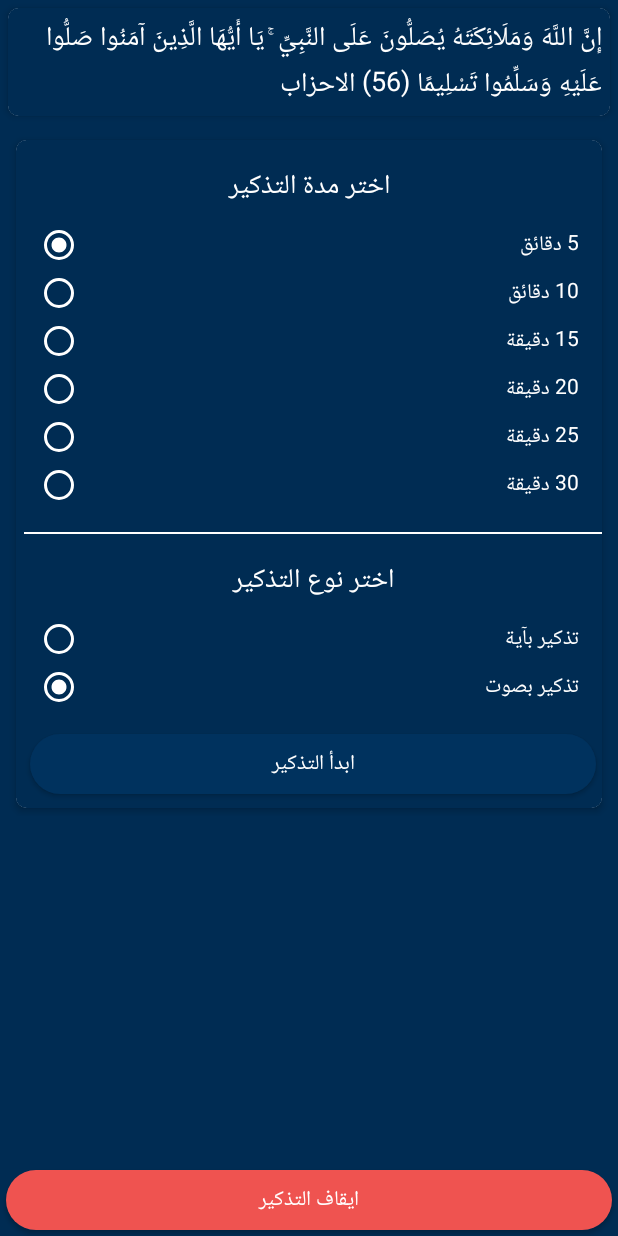
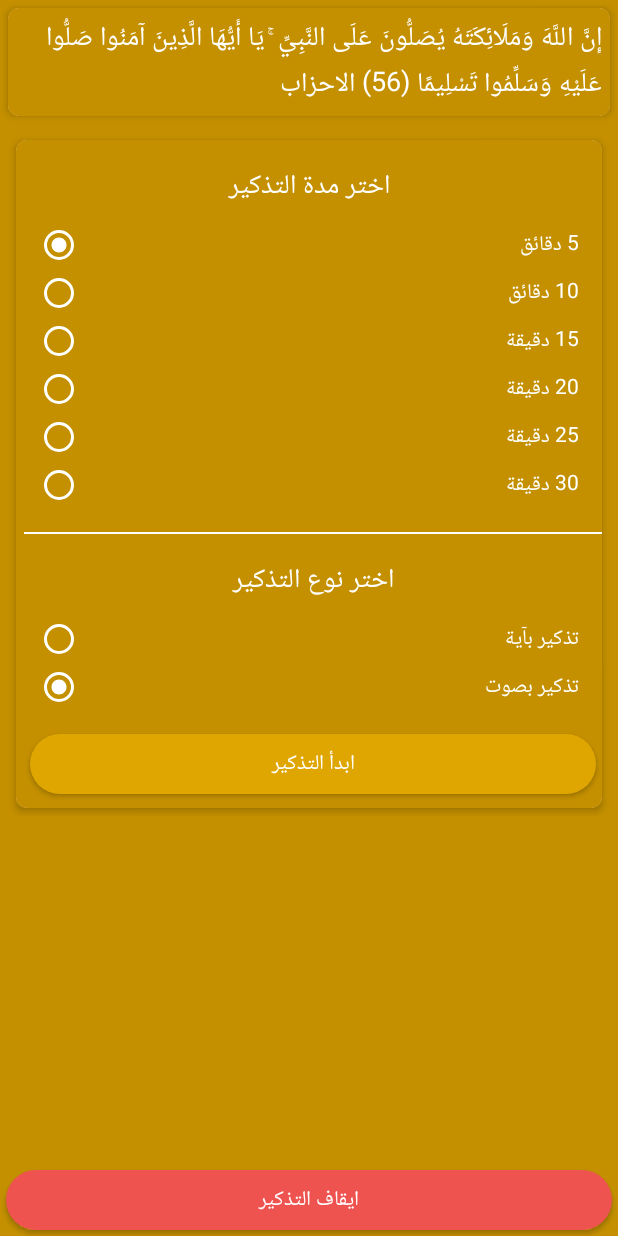
Before and after one commit to ahmedelzubair/Salluu3alayhie, an Android app: the layout activity_main.xml on its own in the app's theme, with its tools: preview values and no code run, on a phone screen of 412 x 824 dp. Run offline under Robolectric (Android 15) with nearby library versions, the phone set to English and light mode, and no system bars.

Commit message:
english translations added, app tested on old devices, color switched back to original one

```diff
--- a/app/src/main/res/layout/activity_main.xml
+++ b/app/src/main/res/layout/activity_main.xml
@@ -101,7 +101,7 @@
                                 android:layout_marginRight="@dimen/spacing_large"
                                 android:buttonTint="@color/white"
                                 android:checked="true"
-                                android:text="5 دقائق"
+                                android:text="@string/p_5_min"
                                 android:textColor="@color/white" />
 
                             <RadioButton
@@ -111,7 +111,7 @@
                                 android:layout_marginLeft="@dimen/spacing_xmedium"
                                 android:layout_marginRight="@dimen/spacing_large"
                                 android:buttonTint="@color/white"
-                                android:text="10 دقائق"
+                                android:text="@string/p_10_min"
                                 android:textColor="@color/white" />
 
                             <RadioButton
@@ -121,7 +121,7 @@
                                 android:layout_marginLeft="@dimen/spacing_xmedium"
                                 android:layout_marginRight="@dimen/spacing_large"
                                 android:buttonTint="@color/white"
-                                android:text="15 دقيقة"
+                                android:text="@string/p_15_min"
                                 android:textColor="@color/white" />
 
                             <RadioButton
@@ -131,7 +131,7 @@
                                 android:layout_marginLeft="@dimen/spacing_xmedium"
                                 android:layout_marginRight="@dimen/spacing_large"
                                 android:buttonTint="@color/white"
-                                android:text="20 دقيقة"
+                                android:text="@string/p_20_min"
                                 android:textColor="@color/white" />
 
                             <RadioButton
@@ -141,7 +141,7 @@
                                 android:layout_marginLeft="@dimen/spacing_xmedium"
                                 android:layout_marginRight="@dimen/spacing_large"
                                 android:buttonTint="@color/white"
-                                android:text="25 دقيقة"
+                                android:text="@string/p_25_min"
                                 android:textColor="@color/white" />
 
                             <RadioButton
@@ -151,7 +151,7 @@
                                 android:layout_marginLeft="@dimen/spacing_xmedium"
                                 android:layout_marginRight="@dimen/spacing_large"
                                 android:buttonTint="@color/white"
-                                android:text="30 دقيقة"
+                                android:text="@string/p_30_min"
                                 android:textColor="@color/white" />
                         </RadioGroup>
 
@@ -194,7 +194,7 @@
                                     android:layout_marginEnd="@dimen/spacing_large"
                                     android:layout_marginRight="@dimen/spacing_large"
                                     android:buttonTint="@color/white"
-                                    android:text="تذكير بآية"
+                                    android:text="@string/aya_reminder"
                                     android:textColor="@color/white" />
 
                                 <RadioButton
@@ -205,7 +205,7 @@
                                     android:layout_marginRight="@dimen/spacing_large"
                                     android:buttonTint="@color/white"
                                     android:checked="true"
-                                    android:text="تذكير بصوت"
+                                    android:text="@string/voice_reminder"
                                     android:textColor="@color/white" />
 
                             </RadioGroup>
--- a/app/src/main/res/layout/splash_screen.xml
+++ b/app/src/main/res/layout/splash_screen.xml
@@ -17,8 +17,8 @@
             android:id="@+id/imageSplashScreen"
             android:layout_width="match_parent"
             android:layout_height="wrap_content"
-            android:src="@drawable/sally"
-            android:contentDescription="TODO" />
+            android:contentDescription="TODO"
+            android:src="@drawable/sally" />
 
     </LinearLayout>
 
--- a/app/src/main/res/values/colors.xml
+++ b/app/src/main/res/values/colors.xml
@@ -1,14 +1,21 @@
 <?xml version="1.0" encoding="utf-8"?>
 <resources>
-    <color name="colorPrimary">#00325E</color>
-    <color name="colorPrimaryDark">#002C53</color>
-    <color name="colorPrimaryDoubleDark">#002647</color>
+    <color name="colorPrimary">#dfa500</color>
+    <color name="colorPrimaryDark">#c49000</color>
     <color name="colorAccent">#696566</color>
     <color name="colorFont">#252525</color>
+    <color name="colorPrimaryDoubleDark">#AF8100</color>
+
+
+    <!--    <color name="colorPrimary">#00325E</color>-->
+    <!--    <color name="colorPrimaryDark">#002C53</color>-->
+    <!--    <color name="colorPrimaryDoubleDark">#002647</color>-->
+    <!--    <color name="colorAccent">#696566</color>-->
+    <!--    <color name="colorFont">#252525</color>-->
 
     <color name="colorBGRadioGroup">#e2a803</color>
     <color name="colorFontAya">#000000</color>
-    <color name="small_bg" >#f7c949</color>
+    <color name="small_bg">#f7c949</color>
 
     <color name="begay_trans">#00dea005</color>
     <color name="begay">#daa203</color>
--- a/app/src/main/res/values/strings.xml
+++ b/app/src/main/res/values/strings.xml
@@ -12,11 +12,21 @@
         \n
         Ahmed M. Elzubair
         \n
-        دعواتكم لي ولوالدي بالتوفيق والرحمة والمغفرة اذا رحلنا من وجه هذه البسيطة
+        دعواتكم لي ولوالدي بالتوفيق والرحمة والمغفرة اذا رحلنا من على وجه هذه البسيطة
     </string>
     <string name="choseNotiType">اختر نوع التذكير</string>
     <string name="txt_about">تطبيق التذكير بالصلاة على رسول الله صلى الله عليه وسلم</string>
     <string name="stop">ايقاف التذكير</string>
     <string name="start">ابدأ التذكير</string>
     <string name="ahmed_elzubair">ahmedelzubair.com</string>
+    <string name="p_5_min">5 دقائق</string>
+    <string name="p_10_min">10 دقائق</string>
+    <string name="p_15_min">15 دقيقة</string>
+    <string name="p_20_min">20 دقيقة</string>
+    <string name="p_25_min">25 دقيقة</string>
+    <string name="p_30_min">30 دقيقة</string>
+    <string name="aya_reminder">تذكير بآية</string>
+    <string name="voice_reminder">تذكير بصوت</string>
+    <string name="share_app">شارك التطبيق</string>
+    <string name="about_app">عن التطبيق</string>
 </resources>
```
Also changed, not shown: app/src/main/AndroidManifest.xml (+7 -8 lines), app/src/main/res/drawable/bg.xml (+4 -4 lines), app/src/main/res/drawable/buttons_style.xml (+9 -27 lines), app/src/main/res/menu/main_menu.xml (+6 -6 lines), 4 other files.
